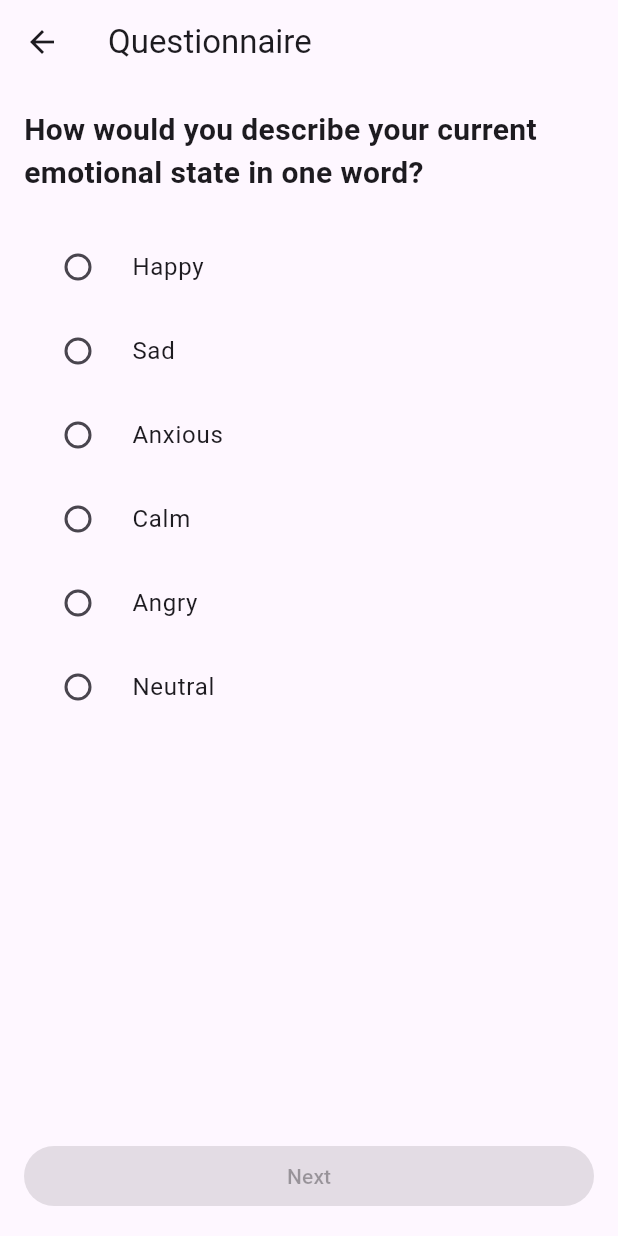
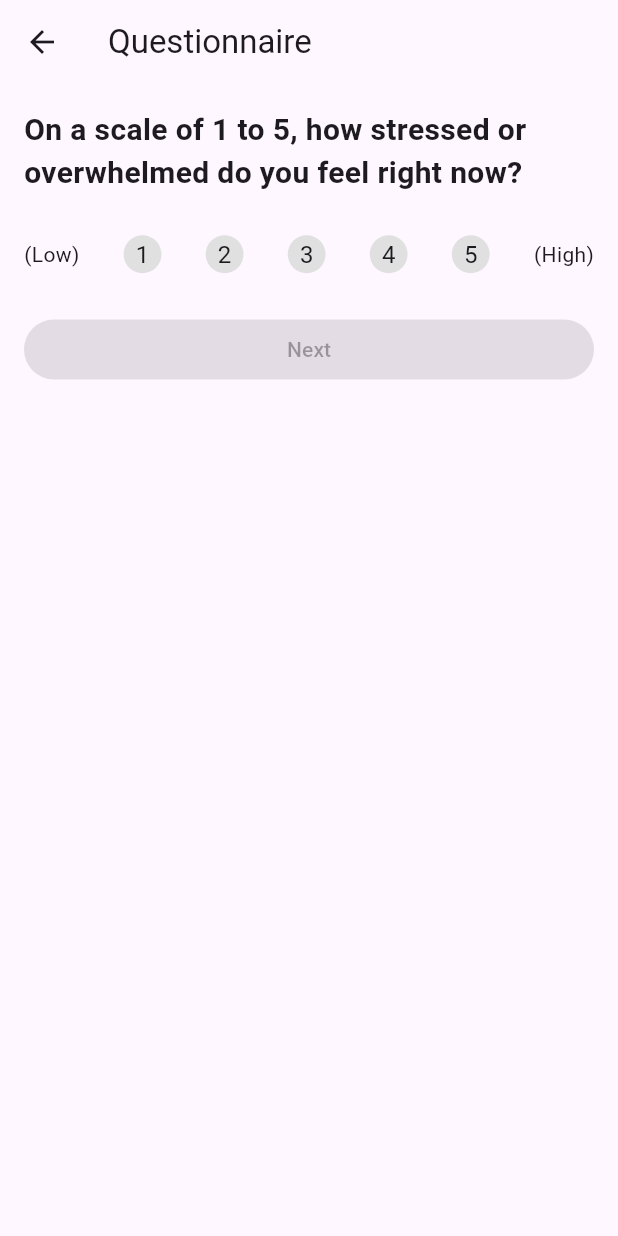
Before and after one commit to bhartiyaanshul/YouFirst, a Flutter app: the QuestionView screen opened by its route, on a phone screen of 412 x 824 dp. Run offline on Flutter 3.47's test engine with Material 3 defaults, Android fonts, the light colour scheme and no system bars; our stand-ins replace auto_route, get_it, google_nav_bar, just_audio, speech_to_text, supabase_flutter; accounts and stored records are empty.

Commit message:
minor changes

```diff
--- a/analysis_options.yaml
+++ b/analysis_options.yaml
@@ -9,6 +9,7 @@
 # packages, and plugins designed to encourage good coding practices.
 analyzer:
   errors:
+    override_on_non_overriding_member: ignore
     unused_field: ignore
     unused_local_variable: ignore
 include: package:flutter_lints/flutter.yaml
--- a/lib/core/app_router.dart
+++ b/lib/core/app_router.dart
@@ -18,10 +18,13 @@ class AppRouter extends RootStackRouter {
         // AutoRoute(page: HomeRoute.page, initial: false),
         AutoRoute(page: QuestionRoute.page),
         AutoRoute(page: TherapyRoute.page, initial: false),
-        AutoRoute(page: AppScaffold.page, initial: true, children: [
-          AutoRoute(page: HomeRoute.page),
-          AutoRoute(page: TherapyRoute.page),
-          AutoRoute(page: QuestionRoute.page),
-        ]),
+        AutoRoute(
+          page: AppScaffold.page,
+          initial: true,
+          children: [
+            AutoRoute(page: HomeRoute.page),
+            AutoRoute(page: ProfileRoute.page),
+          ],
+        ),
       ];
 }
--- a/lib/core/service/text_to_speech.dart
+++ b/lib/core/service/text_to_speech.dart
@@ -1,7 +1,4 @@
-import 'dart:io';
 import 'package:http/http.dart' as http;
-import 'package:path_provider/path_provider.dart';
-import 'package:just_audio/just_audio.dart';
 import 'dart:convert';
 
 class TextToSpeechService {
--- a/lib/view/question/question_view.dart
+++ b/lib/view/question/question_view.dart
@@ -28,7 +28,7 @@ class QuestionView extends StatelessWidget {
                       fontSize: 20, fontWeight: FontWeight.bold),
                 ),
                 const SizedBox(height: 20),
-                if (model.currentQuestionIndex == 1)
+                if (model.currentQuestionIndex == 0)
                   Row(
                     mainAxisAlignment: MainAxisAlignment.spaceBetween,
                     children: [
@@ -73,7 +73,7 @@ class QuestionView extends StatelessWidget {
                 ElevatedButton(
                   style: ButtonStyle(
                     backgroundColor: WidgetStateProperty.resolveWith((states) =>
-                        model.isAnswerValid() ? const Color(0xff006c50) : null),
+                        model.isAnswerValid() ? const Color(0xffAEAFF7) : null),
                   ),
                   onPressed: model.isAnswerValid() ? model.nextQuestion : null,
                   child: Text(
--- a/lib/view/question/question_view_model.dart
+++ b/lib/view/question/question_view_model.dart
@@ -4,16 +4,6 @@ import 'package:youfirst/core/viewmodel/base_view_model.dart';
 
 class QuestionViewModel extends BaseViewModel {
   final List<Map<String, List<String>>> questionsWithOptions = [
-    {
-      "How would you describe your current emotional state in one word?": [
-        "Happy",
-        "Sad",
-        "Anxious",
-        "Calm",
-        "Angry",
-        "Neutral"
-      ],
-    },
     {
       "On a scale of 1 to 5, how stressed or overwhelmed do you feel right now?":
           ["1", "2", "3", "4", "5"],
@@ -50,6 +40,15 @@ class QuestionViewModel extends BaseViewModel {
         "Received good news",
         "Learned something new",
         "Other"
+      ],
+    },
+    {
+      "How often do you exercise in a week?": [
+        "Every day",
+        "A few times a week",
+        "Once a week",
+        "Rarely",
+        "Never"
       ],
     },
   ];
```
Also changed, not shown: lib/view/profile/profile_view.dart (+107 -1 lines), lib/view/therapy/therapy_view.dart (+7 -5 lines).
